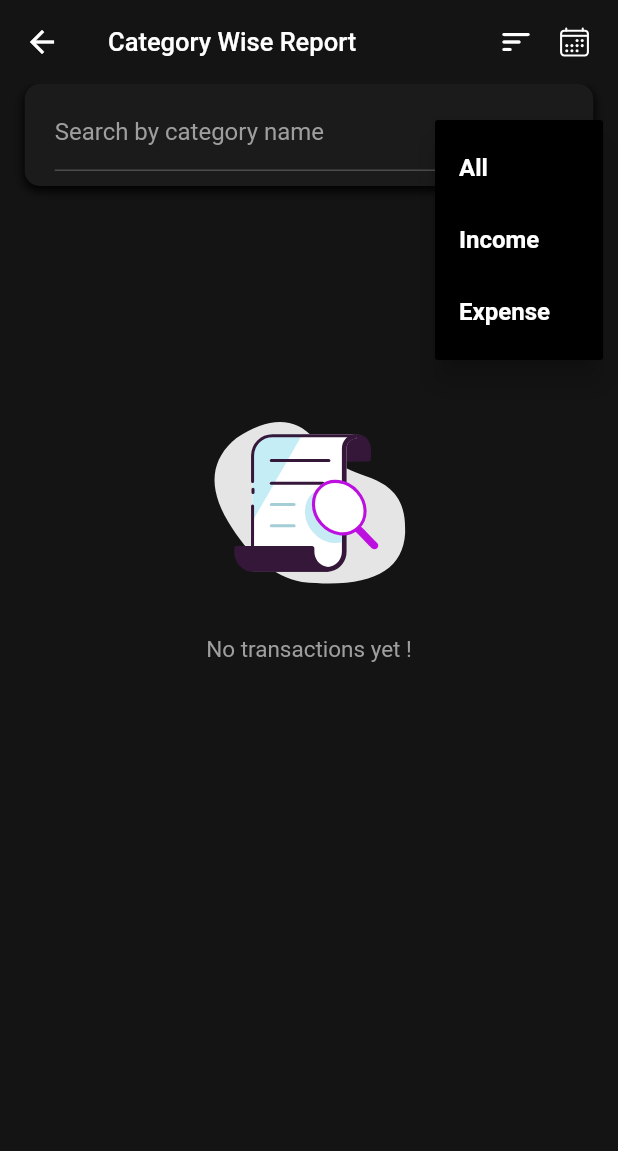
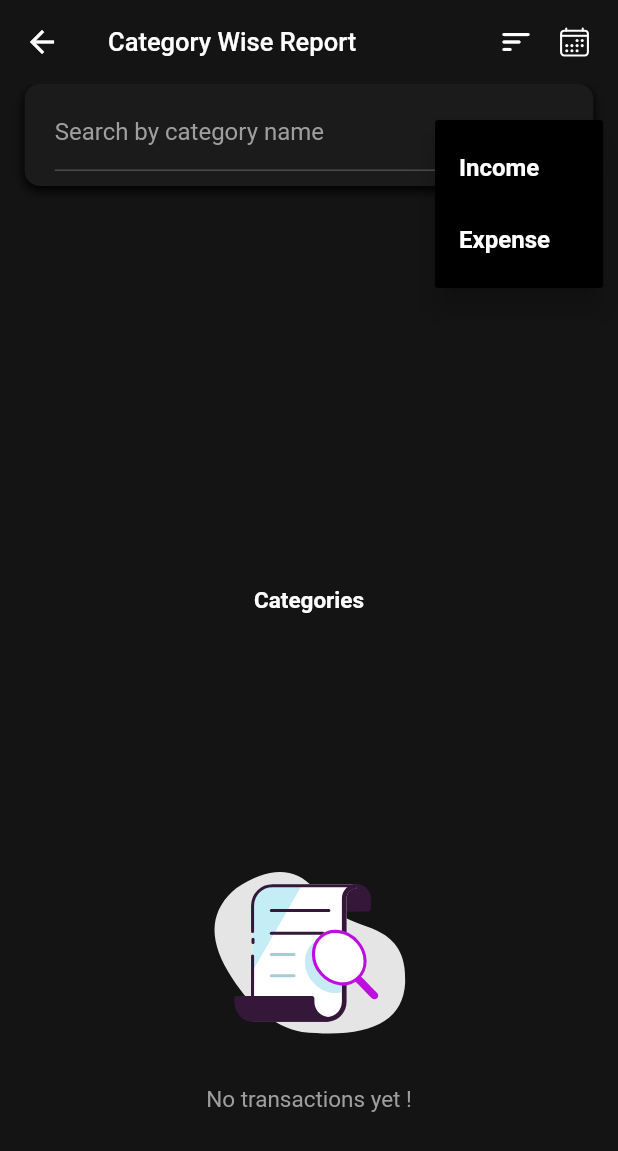
Before and after one commit to joyaljosephnote/Fin_Trackr, a Flutter app: the CategoryWiseStatistics screen opened directly, after a tap on the "sort" icon, on a phone screen of 412 x 824 dp. Shown: the top 1151 px of the screen. Run offline on Flutter 3.47's test engine with Material 2 defaults, Android fonts, the phone set to English and light mode, and no system bars; our stand-ins replace flutter_spinkit, google_fonts, hive, hive_flutter, image_picker, ionicons and 6 more; missing offline and left inert: clipboard, currency_picker; accounts and stored records are empty; statements that could not run were skipped; project files that could hold a hidden picture were left out.

Commit message:
added the category list with statistics page

```diff
--- a/lib/screens/statistics_screen/category_wise_statiscs.dart
+++ b/lib/screens/statistics_screen/category_wise_statiscs.dart
@@ -6,6 +6,7 @@ import 'package:flutter/material.dart';
 import 'package:intl/intl.dart';
 import 'package:ionicons/ionicons.dart';
 import 'package:lottie/lottie.dart';
+import 'package:syncfusion_flutter_charts/charts.dart';
 
 class CategoryWiseStatistics extends StatefulWidget {
   const CategoryWiseStatistics({super.key});
@@ -17,11 +18,19 @@ class CategoryWiseStatistics extends StatefulWidget {
 class _CategoryWiseStatisticsState extends State<CategoryWiseStatistics> {
   ValueNotifier<bool> searchBarNotifier = ValueNotifier<bool>(false);
   var clearcontroller = TextEditingController();
+
+  TooltipBehavior _tooltipBehavior = TooltipBehavior();
   NumberFormat formatter = NumberFormat('#,##0.00');
 
   @override
   void initState() {
-    // TransactionDB.instance.refresh();
+    _tooltipBehavior = TooltipBehavior(enable: true);
+    TransactionDB.instance.filter('Expense');
+    TransactionDB.instance.filterByDate(
+        DateTime(
+            DateTime.now().year, DateTime.now().month, DateTime.now().day - 30),
+        DateTime(
+            DateTime.now().year, DateTime.now().month, DateTime.now().day));
     super.initState();
   }
 
@@ -54,7 +63,8 @@ class _CategoryWiseStatisticsState extends State<CategoryWiseStatistics> {
       ),
       body: Column(
         children: [
-          Column(
+          SingleChildScrollView(
+            child: Column(
               children: [
                 Padding(
                   padding: EdgeInsets.symmetric(
@@ -140,7 +150,51 @@ class _CategoryWiseStatisticsState extends State<CategoryWiseStatistics> {
                     ),
                   ),
                 ),
+                //
+                ValueListenableBuilder(
+                  valueListenable:
+                      TransactionDB.instance.transactionListNotifier,
+                  builder: (context, value, child) {
+                    List<ChartDatas> newData = chartLogic(value);
+                    return SfCircularChart(
+                      legend: const Legend(
+                        title: LegendTitle(
+                          text: 'Categories',
+                          textStyle: TextStyle(
+                              color: Colors.white,
+                              fontSize: 15,
+                              fontWeight: FontWeight.bold),
+                        ),
+                        isVisible: true,
+                        overflowMode: LegendItemOverflowMode.wrap,
+                        position: LegendPosition.bottom,
+                        textStyle: TextStyle(
+                          color: AppColor.ftTextSecondayColor,
+                        ),
+                      ),
+                      tooltipBehavior: _tooltipBehavior,
+                      series: <CircularSeries>[
+                        DoughnutSeries<ChartDatas, String>(
+                          enableTooltip: true,
+                          dataSource: newData,
+                          xValueMapper: (ChartDatas data, _) => data.category,
+                          yValueMapper: (ChartDatas data, _) => data.amount,
+                          explode: true,
+                          dataLabelSettings: const DataLabelSettings(
+                            showZeroValue: false,
+                            isVisible: false,
+                            labelPosition: ChartDataLabelPosition.inside,
+                            useSeriesColor: true,
+                            connectorLineSettings: ConnectorLineSettings(
+                                type: ConnectorType.curve),
+                          ),
+                        ),
                       ],
+                    );
+                  },
+                )
+              ],
+            ),
           ),
           ValueListenableBuilder(
             valueListenable: TransactionDB.instance.transactionListNotifier,
@@ -187,33 +241,22 @@ class _CategoryWiseStatisticsState extends State<CategoryWiseStatistics> {
                                           children: [
                                             Row(
                                               children: [
-                                                Container(
-                                                  decoration:
-                                                      const BoxDecoration(
+                                                Padding(
+                                                  padding:
+                                                      const EdgeInsets.all(8.0),
+                                                  child: newData[index]
+                                                              .categoryType ==
+                                                          'income'
+                                                      ? const Icon(
+                                                          Icons.arrow_circle_up,
                                                           color: AppColor
-                                                        .ftTextLinkColor2,
-                                                    borderRadius:
-                                                        BorderRadius.all(
-                                                      Radius.circular(5),
-                                                    ),
-                                                  ),
-                                                  child: Padding(
-                                                    padding:
-                                                        const EdgeInsets.all(
-                                                            8.0),
-                                                    child: Text(
-                                                      newData[index]
-                                                          .categoryType
-                                                          .toString()
-                                                          .toUpperCase()
-                                                          .substring(0, 3),
-                                                      style: const TextStyle(
+                                                              .ftTextIncomeColor,
+                                                        )
+                                                      : const Icon(
+                                                          Icons
+                                                              .arrow_circle_down,
                                                           color: AppColor
-                                                            .ftTextSecondayColor,
-                                                        fontWeight:
-                                                            FontWeight.bold,
-                                                      ),
-                                                    ),
+                                                              .ftTextExpenseColor,
                                                         ),
                                                 ),
                                                 Padding(
@@ -238,8 +281,7 @@ class _CategoryWiseStatisticsState extends State<CategoryWiseStatistics> {
                                                     '${currencySymboleUpdate.value} ${formatter.format(newData[index].amount)}',
                                                     style: const TextStyle(
                                                         color: AppColor
-                                                          .ftTextSecondayColor,
-                                                    ),
+                                                            .ftTextTertiaryColor),
                                                   ),
                                                 ),
                                               ],
@@ -297,18 +339,12 @@ class _CategoryWiseStatisticsState extends State<CategoryWiseStatistics> {
       items: [
         PopupMenuItem(
             onTap: () {
-              TransactionDB.instance.filter('All');
-              TransactionDB.instance.refresh();
-            },
-            child: const Text(
-              'All',
-              style: TextStyle(
-                  fontWeight: FontWeight.bold,
-                  color: AppColor.ftTextSecondayColor),
-            )),
-        PopupMenuItem(
-            onTap: () {
               TransactionDB.instance.filter('Income');
+              TransactionDB.instance.filterByDate(
+                  DateTime(DateTime.now().year, DateTime.now().month,
+                      DateTime.now().day - 30),
+                  DateTime(DateTime.now().year, DateTime.now().month,
+                      DateTime.now().day));
             },
             child: const Text(
               'Income',
@@ -319,6 +355,11 @@ class _CategoryWiseStatisticsState extends State<CategoryWiseStatistics> {
         PopupMenuItem(
             onTap: () {
               TransactionDB.instance.filter('Expense');
+              TransactionDB.instance.filterByDate(
+                  DateTime(DateTime.now().year, DateTime.now().month,
+                      DateTime.now().day - 30),
+                  DateTime(DateTime.now().year, DateTime.now().month,
+                      DateTime.now().day));
             },
             child: const Text(
               'Expense',
@@ -339,7 +380,11 @@ class _CategoryWiseStatisticsState extends State<CategoryWiseStatistics> {
       items: [
         PopupMenuItem(
             onTap: () {
-              TransactionDB.instance.filterDataByDate('all');
+              TransactionDB.instance.filterByDate(
+                  DateTime(DateTime.now().year, DateTime.now().month,
+                      DateTime.now().day - 30),
+                  DateTime(DateTime.now().year, DateTime.now().month,
+                      DateTime.now().day));
             },
             child: const Text(
               'All',
```
Lines whose indentation alone changed are shown as unchanged.
